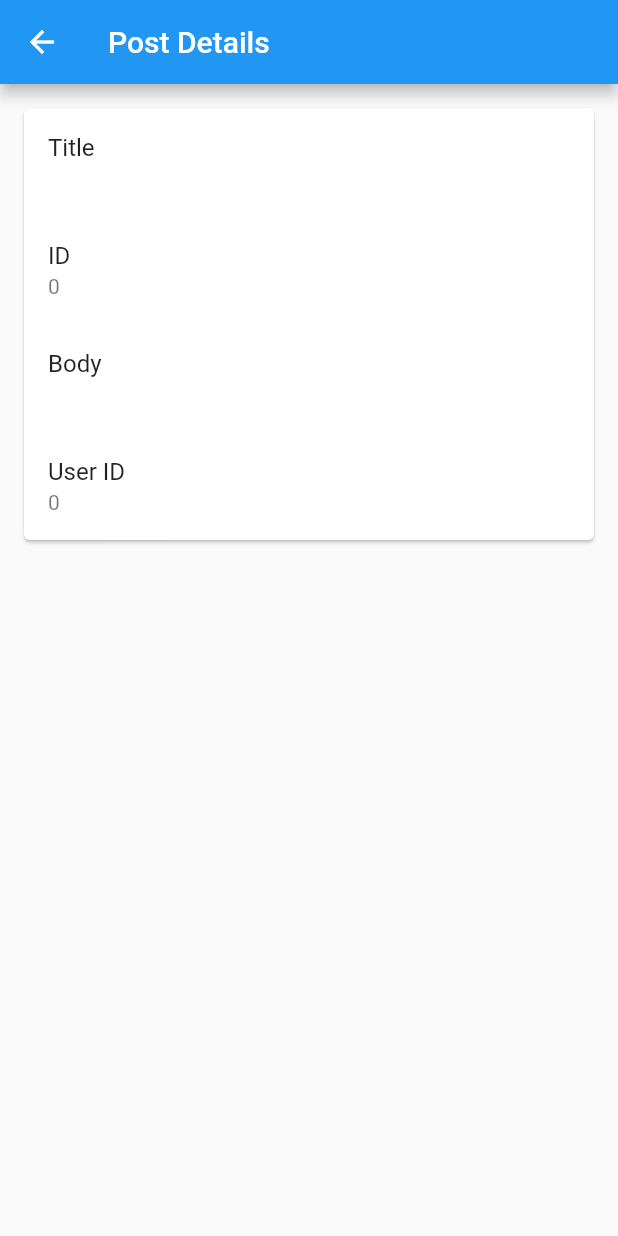
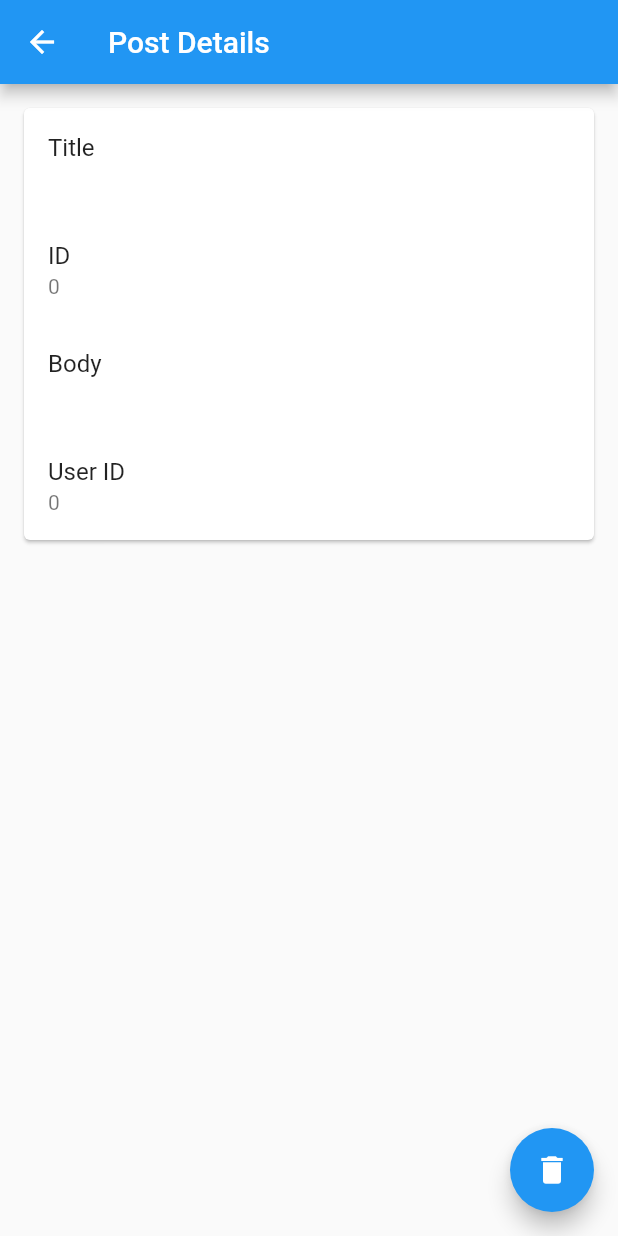
Before and after one commit to NehalPatel/httpdemo, a Flutter app: the PostDetails screen opened directly with empty values, on a phone screen of 412 x 824 dp. Run offline on Flutter 3.47's test engine with Material 2 defaults, Android fonts, the phone set to English and light mode, and no system bars; network calls fail.

Commit message:
delete service added

```diff
--- a/lib/post_details.dart
+++ b/lib/post_details.dart
@@ -1,17 +1,27 @@
 import 'package:flutter/material.dart';
 import 'package:flutter/foundation.dart';
+import 'package:httpdemo/http_service.dart';
 
 import 'post_model.dart';
 
 class PostDetails extends StatelessWidget {
   final Post post;
-  const PostDetails({Key key, @required this.post}) : super(key: key);
+  final HttpService httpservice = HttpService();
+
+  PostDetails({Key key, @required this.post}) : super(key: key);
 
   @override
   Widget build(BuildContext context) {
     return Scaffold(
         appBar: AppBar(
           title: Text("Post Details"),
+        ),
+        floatingActionButton: FloatingActionButton(
+          child: Icon(Icons.delete),
+          onPressed: () async {
+            await httpservice.deletePost(post.id);
+            Navigator.of(context).pop();
+          },
         ),
         body: SingleChildScrollView(
           child: Padding(
```
Also changed, not shown: lib/http_service.dart (+8 -0 lines).
